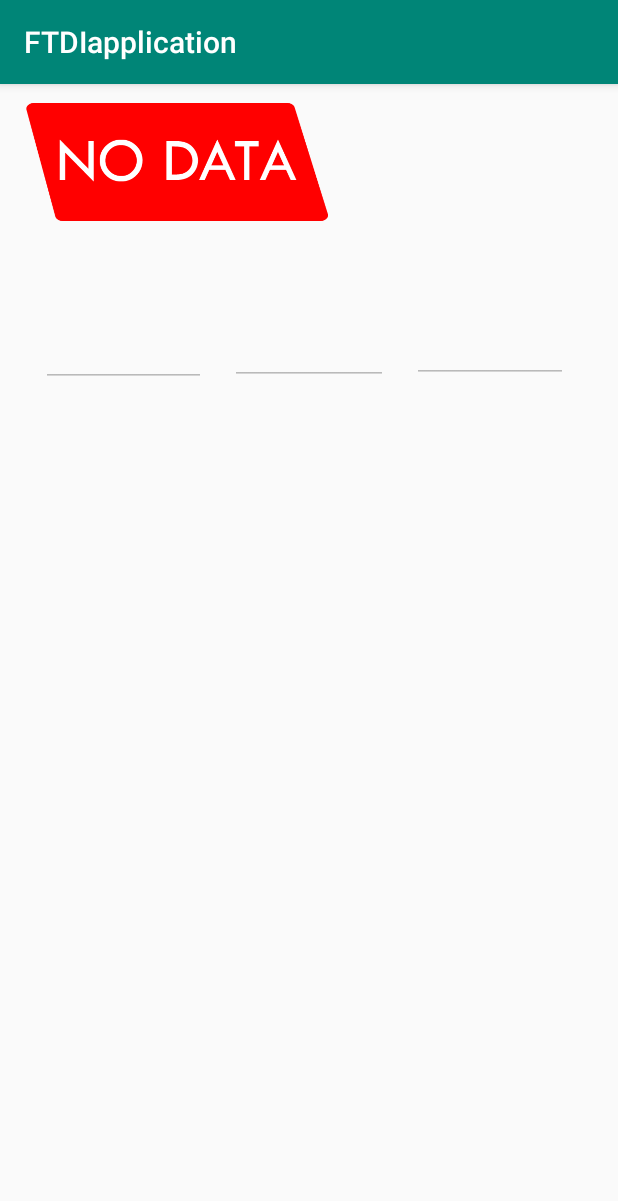
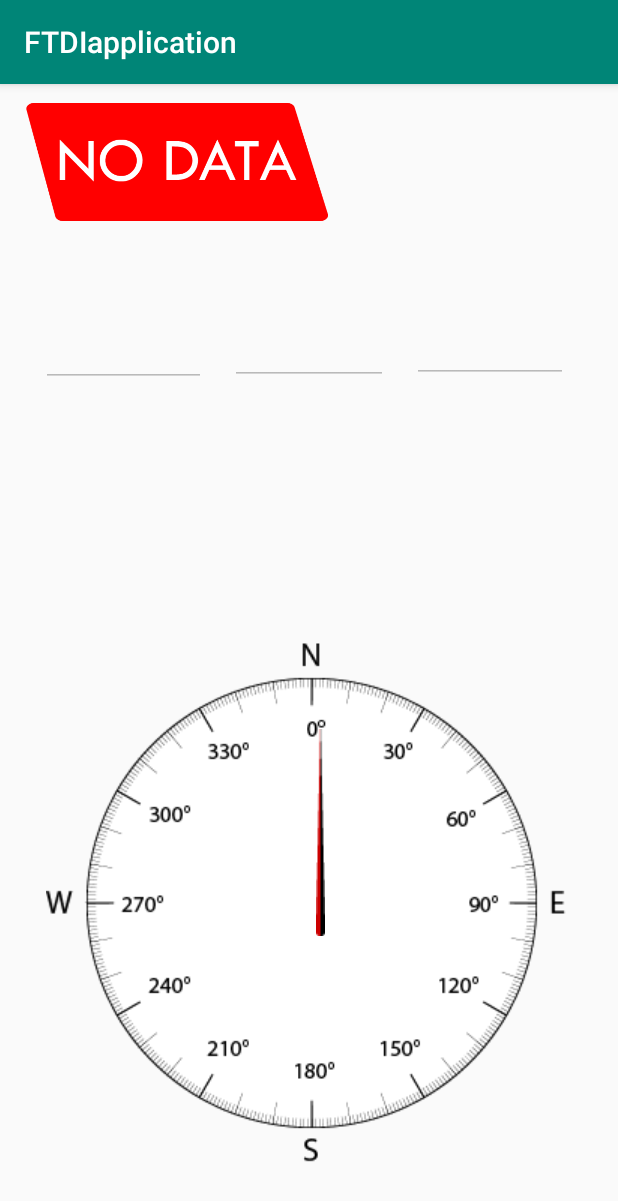
Before and after one commit to Thejackalphantom/PinPoint, an Android app: the screen it shows after launch (MainActivity), on a phone screen of 412 x 824 dp. Shown: the top 1201 px of the screen. Run offline under Robolectric (Android 15) with nearby library versions, the phone set to English and light mode, and no system bars; libraries missing offline, so code that uses them is left out: com.hoho.android; 2 statements that could not run were skipped.

Commit message:
Added Degree

```diff
--- a/FTDIapplication/app/src/main/res/layout/activity_main.xml
+++ b/FTDIapplication/app/src/main/res/layout/activity_main.xml
@@ -82,4 +82,27 @@
         app:layout_constraintStart_toEndOf="@+id/azimuthDegrees"
         app:layout_constraintTop_toTopOf="parent" />
 
+    <ImageView
+        android:id="@+id/compass"
+        android:layout_width="wrap_content"
+        android:layout_height="wrap_content"
+        android:layout_marginBottom="28dp"
+        app:layout_constraintBottom_toBottomOf="parent"
+        app:layout_constraintEnd_toEndOf="parent"
+        app:layout_constraintStart_toStartOf="parent"
+        app:layout_constraintTop_toBottomOf="@+id/azimuthDegrees"
+        app:layout_constraintVertical_bias="0.912"
+        app:srcCompat="@drawable/compass" />
+
+    <ImageView
+        android:id="@+id/pointer"
+        android:layout_width="wrap_content"
+        android:layout_height="wrap_content"
+        android:layout_marginStart="180dp"
+        android:layout_marginLeft="180dp"
+        android:layout_marginBottom="156dp"
+        app:layout_constraintBottom_toBottomOf="@+id/compass"
+        app:layout_constraintStart_toStartOf="@+id/compass"
+        app:srcCompat="@drawable/pointer" />
+
 </androidx.constraintlayout.widget.ConstraintLayout>
```
Also changed, not shown: FTDIapplication/app/src/main/res/drawable/compass.png (added), FTDIapplication/app/src/main/res/drawable/pointer.png (added).
